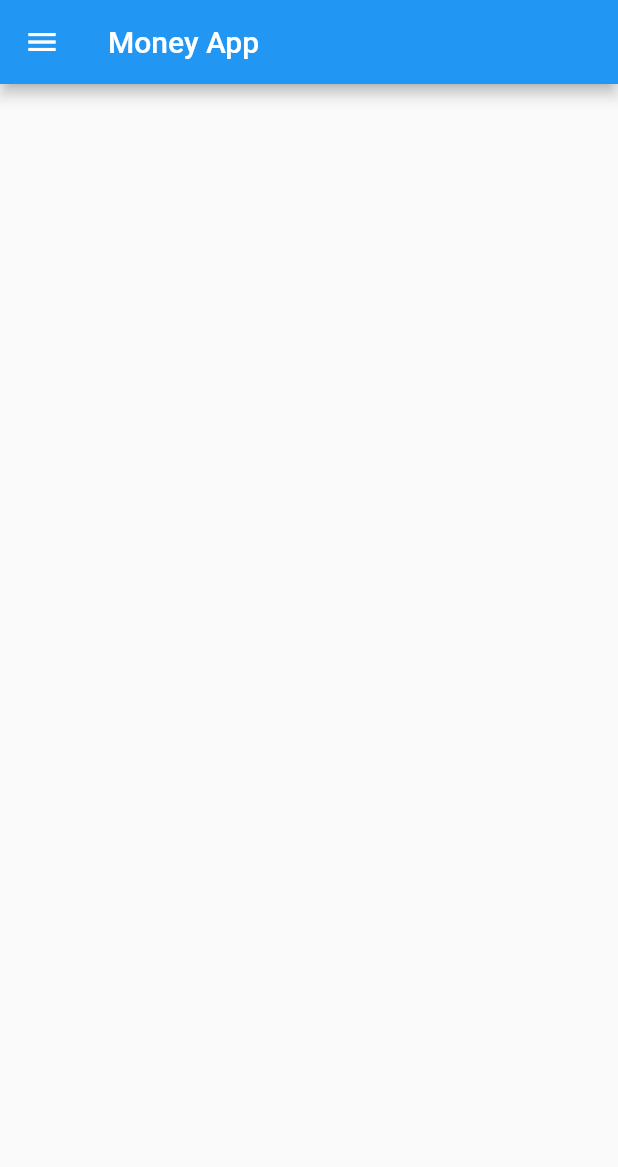
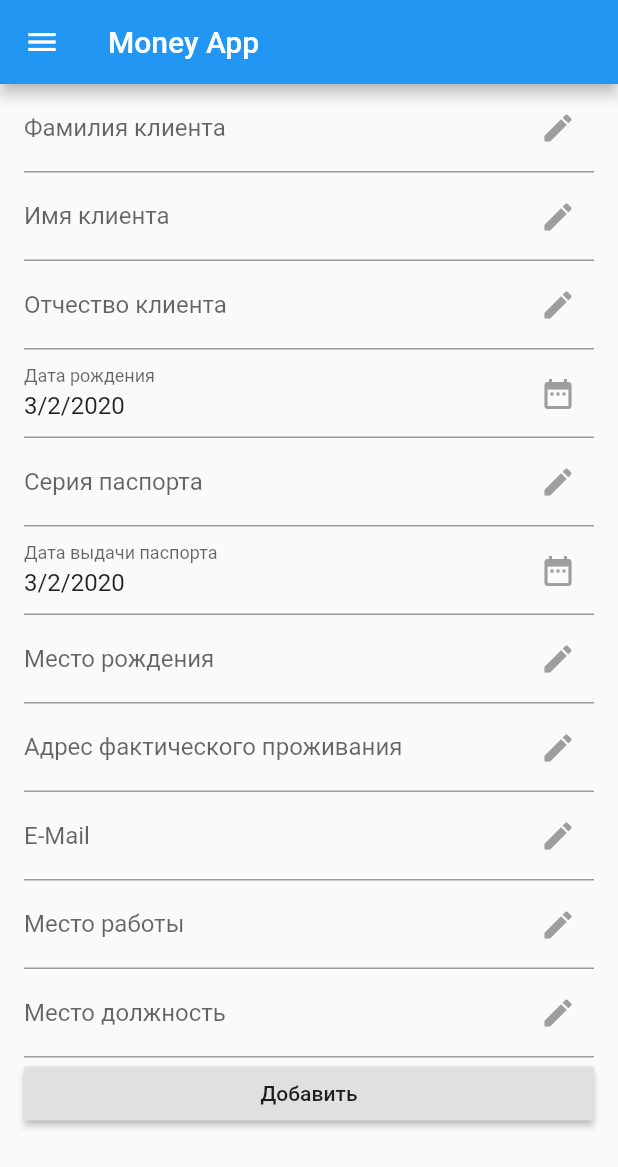
Before and after one commit to Pavel-Kupreichyk/Money-App, a Flutter app: the EditCustomerPageBuilder screen opened by its route, on a phone screen of 412 x 824 dp. Shown: the top 1167 px of the screen. Run offline on Flutter 3.47's test engine with Material 2 defaults, Android fonts, the phone set to English and light mode, and no system bars; our stand-ins replace rxdart.

Commit message:
add DatePickerField + add fields to edit screen

```diff
--- a/lib/blocs/edit_customer_page_bloc.dart
+++ b/lib/blocs/edit_customer_page_bloc.dart
@@ -1,9 +1,13 @@
+import 'package:money_app/models/customer.dart';
 import 'package:money_app/services/db_service.dart';
 import 'package:money_app/support/disposable.dart';
 
 class EditCustomerBloc implements Disposable {
   final DbService _dbService;
-  EditCustomerBloc(this._dbService);
+  final Customer currCustomer;
+  bool get hasCustomer => currCustomer != null;
+
+  EditCustomerBloc(this._dbService, {this.currCustomer});
 
   @override
   void dispose() {}
--- a/lib/pages/edit_customer_page_body.dart
+++ b/lib/pages/edit_customer_page_body.dart
@@ -1,12 +1,98 @@
 import 'package:flutter/material.dart';
 import 'package:money_app/blocs/edit_customer_page_bloc.dart';
+import 'package:money_app/widgets/date_picker_field.dart';
 
 class EditCustomerPageBody extends StatelessWidget {
   final EditCustomerBloc _bloc;
+  final _formKey = GlobalKey<FormState>();
   EditCustomerPageBody(this._bloc);
+  DateTime get _dateOfBirth => _bloc.hasCustomer
+      ? DateTime.parse(_bloc.currCustomer.dateOfBirth)
+      : DateTime.now();
 
   @override
   Widget build(BuildContext context) {
-    return Container();
+    return SafeArea(
+      child: Form(
+        key: _formKey,
+        child: ListView(
+          padding: const EdgeInsets.fromLTRB(16, 0, 16, 0),
+          children: <Widget>[
+            _buildTextInput('Фамилия клиента', 'Введите фамилию клиента',
+                'Введите корректную фамилию', r'^[а-яА-Я]+$'),
+            _buildTextInput('Имя клиента', 'Введите имя клиента',
+                'Введите корректное имя', r'^[а-яА-Я]+$'),
+            _buildTextInput('Отчество клиента', 'Введите отчество клиента',
+                'Введите корректное отчетсво', r'^[а-яА-Я]+$'),
+            DatePickerField(
+              initDate: _dateOfBirth,
+              title: 'Дата рождения',
+              validator: (s) => s.toString(),
+            ),
+            _buildTextInput('Серия паспорта', 'Введите серию паспорта',
+                'Введите корректную серию паспорта', r'^[a-zA-Z0-9]+$'),
+            //№ паспорта
+            DatePickerField(
+              initDate: _dateOfBirth,
+              title: 'Дата выдачи паспорта',
+              validator: (s) => s.toString(),
+            ),
+            //Идент. номер
+            _buildTextInput('Место рождения', 'Введите место рождения',
+                'Введите корректное место рождения', r'^[а-яА-Я]+$'),
+            //Город факт. прож.
+            _buildTextInput('Адрес фактического проживания', 'Введите адрес проживания',
+                'Введите корректный адрес проживания', r'^[а-яА-Я]+$'),
+            _buildTextInput('E-Mail', 'Введите E-Mail',
+                'Введите корректный E-Mail', r'^[^@\s]+@[^@\s\.]+\.[^@\.\s]+$'),
+            _buildTextInput('Место работы', 'Введите место работы',
+                'Введите корректное место работы', r'^[а-яА-Я]+$'),
+            _buildTextInput('Место должность', 'Введите должность',
+                'Введите корректную должность', r'^[а-яА-Я]+$'),
+            //семейное положение
+            //гражданство
+            //инвалидность
+            //пенсионет
+            //доход
+            //военнообязанный
+            _submitButton(context),
+          ],
+        ),
+      ),
+    );
+  }
+
+  Widget _buildTextInput(
+      String label, String emptyError, String incorrectError, String regExp) {
+    return TextFormField(
+      decoration: InputDecoration(
+        labelText: label,
+        suffixIcon: const Icon(
+          Icons.edit,
+          color: Colors.grey,
+        ),
+      ),
+      validator: (value) {
+        if (value.isEmpty) {
+          return emptyError;
+        } else if (!value.contains(RegExp(regExp))) {
+          return incorrectError;
+        }
+        return null;
+      },
+    );
+  }
+
+  Widget _submitButton(BuildContext context) {
+    return RaisedButton(
+      child: Text('Добавить'),
+      onPressed: () {
+        FocusScope.of(context).requestFocus(FocusNode());
+        if (_formKey.currentState.validate()) {
+          Scaffold.of(context)
+              .showSnackBar(SnackBar(content: Text('Processing Data')));
+        }
+      },
+    );
   }
 }
--- /dev/null
+++ b/lib/widgets/date_picker_field.dart
@@ -0,0 +1,65 @@
+import 'package:flutter/material.dart';
+
+class DatePickerField extends StatefulWidget {
+  final String Function(DateTime) validator;
+  final String Function(DateTime) onSaved;
+  final DateTime initDate;
+  final String title;
+
+  DatePickerField({this.title, DateTime initDate, this.validator, this.onSaved})
+      : this.initDate = initDate ?? DateTime.now();
+
+  @override
+  _DatePickerFieldState createState() => _DatePickerFieldState();
+}
+
+class _DatePickerFieldState extends State<DatePickerField> {
+  TextEditingController _controller;
+  DateTime _currDateTime;
+  String get _formattedDate =>
+      '${_currDateTime.day}/${_currDateTime.month}/${_currDateTime.year}';
+
+  @override
+  void initState() {
+    _currDateTime = widget.initDate;
+    _controller = TextEditingController(text: _formattedDate);
+    super.initState();
+  }
+
+  @override
+  void dispose() {
+    print('as');
+    _controller.dispose();
+    super.dispose();
+  }
+
+  @override
+  Widget build(BuildContext context) {
+    return TextFormField(
+      decoration: InputDecoration(
+        suffixIcon: Icon(
+          Icons.date_range,
+          color: Colors.grey,
+        ),
+        labelText: widget.title ?? '',
+      ),
+      onTap: pickDate,
+      controller: _controller,
+      validator: (_) => widget.validator(_currDateTime),
+      onSaved: (_) => widget.onSaved(_currDateTime),
+      readOnly: true,
+    );
+  }
+
+  pickDate() async {
+    var dt = await showDatePicker(
+        context: context,
+        initialDate: _currDateTime,
+        firstDate: DateTime(1900),
+        lastDate: DateTime.now());
+    if (dt != null) {
+      _currDateTime = dt;
+      _controller.text = _formattedDate;
+    }
+  }
+}
```
